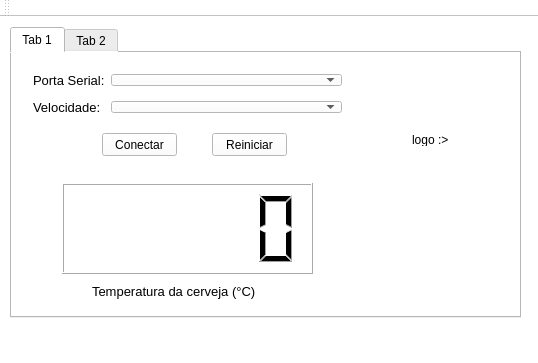
Before: the Qt Designer form mainwindow.ui in calebeof/ThermoBeer, drawn with Qt 5.
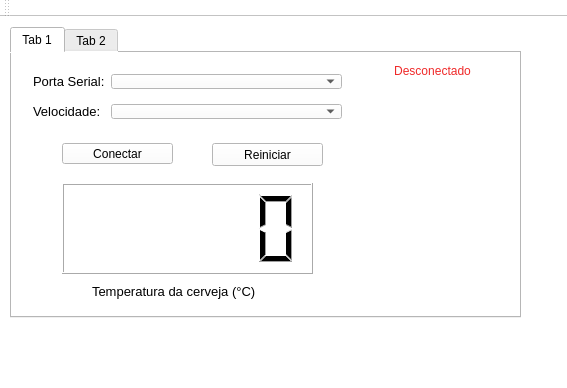
After: the same form once the commit is applied. The open tabs and pages were chosen to show the change. Icons and pictures are not drawn.

```diff
--- a/mainwindow.ui
+++ b/mainwindow.ui
@@ -6,8 +6,8 @@
    <rect>
     <x>0</x>
     <y>0</y>
-    <width>538</width>
-    <height>363</height>
+    <width>567</width>
+    <height>388</height>
    </rect>
   </property>
   <property name="windowTitle">
@@ -16,6 +16,12 @@
   <property name="styleSheet">
    <string notr="true">background-color: #ffffff;</string>
   </property>
+  <property name="iconSize">
+   <size>
+    <width>29</width>
+    <height>29</height>
+   </size>
+  </property>
   <widget class="QWidget" name="centralWidget">
    <widget class="QLabel" name="lbl_image">
     <property name="geometry">
@@ -52,7 +58,7 @@
         <x>10</x>
         <y>10</y>
         <width>331</width>
-        <height>61</height>
+        <height>67</height>
        </rect>
       </property>
       <layout class="QFormLayout" name="form_connect">
@@ -98,40 +104,49 @@
      <widget class="QPushButton" name="pb_conectar">
       <property name="geometry">
        <rect>
-        <x>90</x>
-        <y>80</y>
-        <width>75</width>
-        <height>23</height>
+        <x>50</x>
+        <y>90</y>
+        <width>111</width>
+        <height>21</height>
        </rect>
       </property>
       <property name="text">
        <string>Conectar</string>
       </property>
+      <property name="icon">
+       <iconset>
+        <selectedon>:/resource/iic.png</selectedon>
+       </iconset>
+      </property>
+      <property name="iconSize">
+       <size>
+        <width>22</width>
+        <height>21</height>
+       </size>
+      </property>
      </widget>
      <widget class="QPushButton" name="pb_reiniciar">
       <property name="geometry">
        <rect>
         <x>200</x>
-        <y>80</y>
-        <width>75</width>
+        <y>90</y>
+        <width>111</width>
         <height>23</height>
        </rect>
       </property>
       <property name="text">
        <string>Reiniciar</string>
       </property>
-     </widget>
-     <widget class="QLabel" name="lb_logo">
-      <property name="geometry">
-       <rect>
-        <x>400</x>
-        <y>80</y>
-        <width>47</width>
-        <height>13</height>
-       </rect>
+      <property name="icon">
+       <iconset>
+        <selectedon>:/resource/iic2.png</selectedon>
+       </iconset>
       </property>
-      <property name="text">
-       <string>logo :&gt;</string>
+      <property name="iconSize">
+       <size>
+        <width>22</width>
+        <height>21</height>
+       </size>
       </property>
      </widget>
      <widget class="QLCDNumber" name="lcd_temp">
@@ -165,6 +180,56 @@
        <string>Temperatura da cerveja (°C)</string>
       </property>
      </widget>
+     <widget class="QLabel" name="lb_status">
+      <property name="geometry">
+       <rect>
+        <x>350</x>
+        <y>10</y>
+        <width>141</width>
+        <height>16</height>
+       </rect>
+      </property>
+      <property name="styleSheet">
+       <string notr="true">color: rgb(239, 41, 41);</string>
+      </property>
+      <property name="text">
+       <string>Desconectado</string>
+      </property>
+      <property name="alignment">
+       <set>Qt::AlignCenter</set>
+      </property>
+     </widget>
+     <widget class="QLabel" name="lb_logo">
+      <property name="geometry">
+       <rect>
+        <x>350</x>
+        <y>40</y>
+        <width>141</width>
+        <height>211</height>
+       </rect>
+      </property>
+      <property name="text">
+       <string/>
+      </property>
+      <property name="pixmap">
+       <pixmap resource="icones.qrc">:/resource/ThermoBeercomF.png</pixmap>
+      </property>
+      <property name="scaledContents">
+       <bool>true</bool>
+      </property>
+      <property name="alignment">
+       <set>Qt::AlignCenter</set>
+      </property>
+      <property name="wordWrap">
+       <bool>false</bool>
+      </property>
+      <property name="margin">
+       <number>0</number>
+      </property>
+      <property name="indent">
+       <number>-1</number>
+      </property>
+     </widget>
     </widget>
     <widget class="QWidget" name="tab_cadastro">
      <attribute name="title">
```
Left out of the diff: 26 changed lines with no effect on the pictures.
